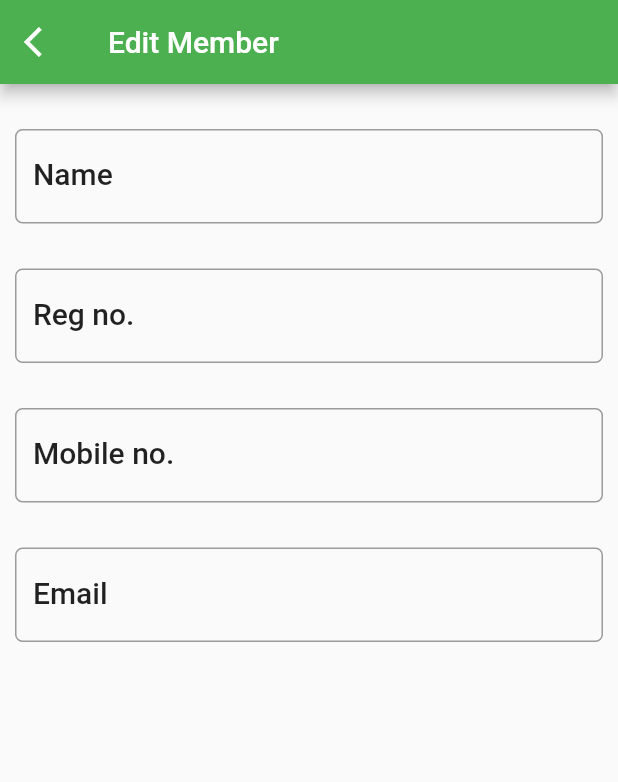
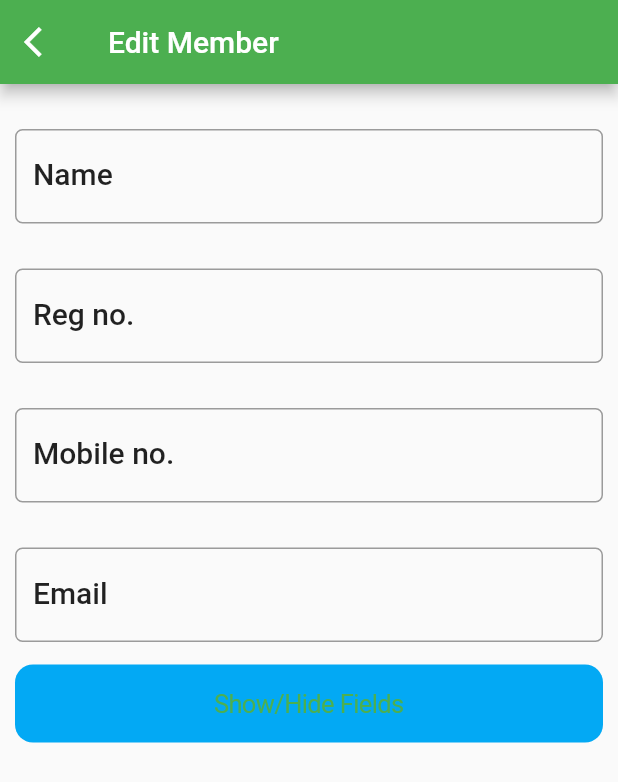
Before and after one commit to Pratiknarola/member_management, a Flutter app: the screen it shows after launch, after a tap on "Sample name", on a phone screen of 412 x 824 dp. Shown: the top 782 px of the screen. Run offline on Flutter 3.47's test engine with Material 2 defaults, Android fonts, the phone set to English and light mode, and no system bars.

Commit message:
added fields

```diff
--- a/lib/screens/member_details.dart
+++ b/lib/screens/member_details.dart
@@ -1,3 +1,4 @@
+import 'package:flutter/cupertino.dart';
 import 'package:member_management/models/member.dart';
 import 'package:member_management/screens/member_list.dart';
 import 'package:flutter/material.dart';
@@ -16,6 +17,30 @@ class MemberDetail extends StatefulWidget {
 }
 
 class MemberDetailState extends State<MemberDetail> {
+  List<String> allFields = [
+    "Poster",
+    "Android",
+    "Photo editing",
+    "PR team",
+    "Oration",
+    "Instagram",
+    "Content",
+    "Web dev",
+    "Video"
+  ];
+  List<bool> checkValues = [
+    false,
+    false,
+    false,
+    false,
+    false,
+    false,
+    false,
+    false,
+    false
+  ];
+  bool checlval = true;
+  bool _visibleCheckBox = false;
   String appBarTitle;
   Member member;
   TextEditingController nameController = TextEditingController();
@@ -25,7 +50,6 @@ class MemberDetailState extends State<MemberDetail> {
   TextEditingController fieldController = TextEditingController();
   TextEditingController positionController = TextEditingController();
   TextEditingController notesController = TextEditingController();
-
 
   MemberDetailState(this.appBarTitle, this.member);
 
@@ -71,6 +95,7 @@ class MemberDetailState extends State<MemberDetail> {
                         updateName();
                       },
                       keyboardType: TextInputType.text,
+
                       decoration: InputDecoration(
                         labelText: "Name",
                         labelStyle: textStyle,
@@ -154,12 +179,109 @@ class MemberDetailState extends State<MemberDetail> {
                       ),
                     ),
                   ),
+                  CupertinoButton(
+                    child: Text("Show/Hide Fields"),
+                    color: Colors.lightBlue,
+                    onPressed: () {
+                      setState(() {
+                        _visibleCheckBox = !_visibleCheckBox;
+                      });
+                    },
+                  ),
+                  Visibility(
+                      visible: _visibleCheckBox,
+                      child: Column(children: <Widget>[
+                        CheckboxListTile(
+                          title: Text(allFields[0]),
+                          value: checkValues[0],
+                          onChanged: (bool value) {
+                            setState(() {
+                              checkValues[0] = !checkValues[0];
+                            });
+                          },
+                        ),
+                        CheckboxListTile(
+                          title: Text(allFields[1]),
+                          value: checkValues[1],
+                          onChanged: (bool value) {
+                            setState(() {
+                              checkValues[1] = !checkValues[1];
+                            });
+                          },
+                        ),
+                        CheckboxListTile(
+                          title: Text(allFields[2]),
+                          value: checkValues[2],
+                          onChanged: (bool value) {
+                            setState(() {
+                              checkValues[2] = !checkValues[2];
+                            });
+                          },
+                        ),
+                        CheckboxListTile(
+                          title: Text(allFields[3]),
+                          value: checkValues[3],
+                          onChanged: (bool value) {
+                            setState(() {
+                              checkValues[3] = !checkValues[3];
+                            });
+                          },
+                        ),
+                        CheckboxListTile(
+                          title: Text(allFields[4]),
+                          value: checkValues[4],
+                          onChanged: (bool value) {
+                            setState(() {
+                              checkValues[4] = !checkValues[4];
+                            });
+                          },
+                        ),
+                        CheckboxListTile(
+                          title: Text(allFields[5]),
+                          value: checkValues[5],
+                          onChanged: (bool value) {
+                            setState(() {
+                              checkValues[5] = !checkValues[5];
+                            });
+                          },
+                        ),
+                        CheckboxListTile(
+                          title: Text(allFields[6]),
+                          value: checkValues[6],
+                          onChanged: (bool value) {
+                            setState(() {
+                              checkValues[6] = !checkValues[6];
+                            });
+                          },
+                        ),
+                        CheckboxListTile(
+                          title: Text(allFields[7]),
+                          value: checkValues[7],
+                          onChanged: (bool value) {
+                            setState(() {
+                              checkValues[7] = !checkValues[7];
+                            });
+                          },
+                        ),
+                        CheckboxListTile(
+                          title: Text(allFields[8]),
+                          value: checkValues[8],
+                          onChanged: (bool value) {
+                            setState(() {
+                              checkValues[8] = !checkValues[8];
+                            });
+                          },
+                        ),
                       ]
+                      )
                   ),
+                ]
+                )
             )
         )
     );
   }
+
   String validateEmail(String value) {
     Pattern pattern =
         r'^(([^<>()[\]\\.,;:\s@\"]+(\.[^<>()[\]\\.,;:\s@\"]+)*)|(\".+\"))@((\[[0-9]{1,3}\.[0-9]{1,3}\.[0-9]{1,3}\.[0-9]{1,3}\])|(([a-zA-Z\-0-9]+\.)+[a-zA-Z]{2,}))$';
@@ -169,6 +291,7 @@ class MemberDetailState extends State<MemberDetail> {
     else
       return null;
   }
+
   void updateName() {
     member.name = nameController.text;
   }
@@ -184,4 +307,6 @@ class MemberDetailState extends State<MemberDetail> {
   void updateMobile() {
     member.mobilenumber = int.parse(mobileController.text);
   }
+// List<String> allFields = ["Poster","Android","Photo editing","PR team","Oration","Instagram","Content","Web dev","Video"];
+
 }
```
Lines whose indentation alone changed are shown as unchanged.
